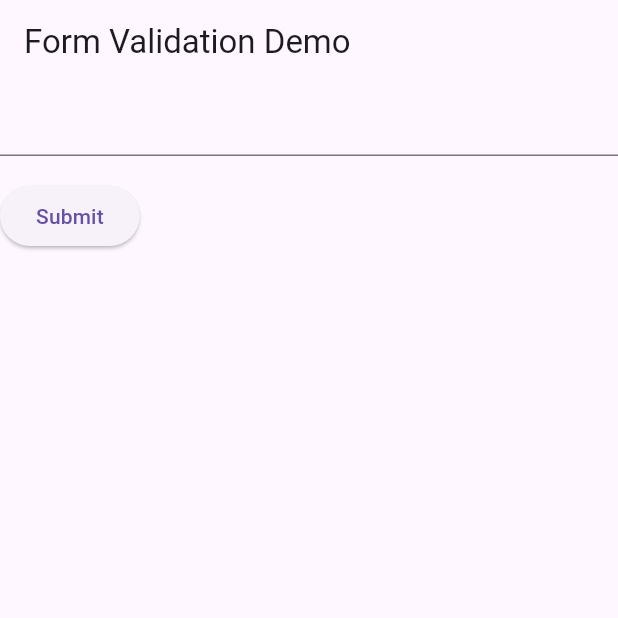
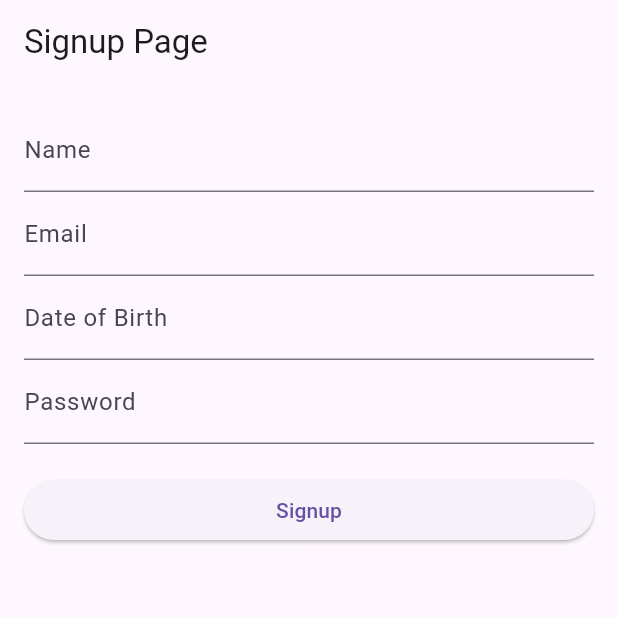
Before and after one commit to leyyenahsophie/signUpPage, a Flutter app: the screen it shows after launch, on a phone screen of 412 x 824 dp, the top half of it. Run offline on Flutter 3.47's test engine with Material 3 defaults, Android fonts, the phone set to English and light mode, and no system bars.

Commit message:
Makes signup page

```diff
--- a/lib/main.dart
+++ b/lib/main.dart
@@ -7,74 +7,165 @@ class MyApp extends StatelessWidget {
 
   @override
   Widget build(BuildContext context) {
-    const appTitle = 'Form Validation Demo';
+    return MaterialApp(
+      title: 'Signup Demo',
+      initialRoute: '/',
+      routes: {
+        '/': (context) => const SignupPage(),
+        '/home': (context) => const HomeScreen(),
+      },
+    );
+  }
+}
 
-    return MaterialApp(
-      title: appTitle,
-      home: Scaffold(
-        appBar: AppBar(
-          title: const Text(appTitle),
+class SignupPage extends StatefulWidget {
+  const SignupPage({super.key});
+
+  @override
+  SignupPageState createState() => SignupPageState();
+}
+
+class SignupPageState extends State<SignupPage> {
+  final _formKey = GlobalKey<FormState>();
+
+  final TextEditingController _dobController = TextEditingController();
+  String _name = '';
+  String _email = '';
+  String _dob = '';
+  String _password = '';
+
+  @override
+  void dispose() {
+    _dobController.dispose();
+    super.dispose();
+  }
+
+  Future<void> _selectDate(BuildContext context) async {
+    final DateTime? picked = await showDatePicker(
+      context: context,
+      initialDate: DateTime(2000, 1, 1),
+      firstDate: DateTime(1900),
+      lastDate: DateTime.now(),
+    );
+    if (picked != null) {
+      setState(() {
+        _dob =
+            "${picked.year}-${picked.month.toString().padLeft(2, '0')}-${picked.day.toString().padLeft(2, '0')}";
+        _dobController.text = _dob;
+      });
+    }
+  }
+
+  String? _validateEmail(String? value) {
+    if (value == null || value.isEmpty) return 'Please enter your email';
+    final RegExp emailRegex = RegExp(r'^[\w-\.]+@([\w-]+\.)+[\w]{2,4}$');
+    if (!emailRegex.hasMatch(value)) return 'Enter a valid email address';
+    return null;
+  }
+
+  String? _validatePassword(String? value) {
+    if (value == null || value.isEmpty) return 'Please enter a password';
+    if (value.length < 8) return 'Password must be at least 8 characters long';
+    final RegExp letterRegex = RegExp(r'[A-Za-z]');
+    final RegExp numberRegex = RegExp(r'[0-9]');
+    if (!letterRegex.hasMatch(value) || !numberRegex.hasMatch(value)) {
+      return 'Password must contain both letters and numbers';
+    }
+    return null;
+  }
+
+  @override
+  Widget build(BuildContext context) {
+    return Scaffold(
+      appBar: AppBar(
+        title: const Text('Signup Page'),
+      ),
+      body: Padding(
+        padding: const EdgeInsets.all(16.0),
+        child: Form(
+          key: _formKey,
+          child: ListView(
+            children: [
+              TextFormField(
+                decoration: const InputDecoration(
+                  labelText: 'Name',
+                ),
+                validator: (value) {
+                  if (value == null || value.isEmpty) {
+                    return 'Please enter your name';
+                  }
+                  return null;
+                },
+                onSaved: (value) => _name = value!,
+              ),
+              TextFormField(
+                decoration: const InputDecoration(
+                  labelText: 'Email',
+                ),
+                keyboardType: TextInputType.emailAddress,
+                validator: _validateEmail,
+                onSaved: (value) => _email = value!,
+              ),
+              TextFormField(
+                controller: _dobController,
+                decoration: const InputDecoration(
+                  labelText: 'Date of Birth',
+                  hintText: 'YYYY-MM-DD',
+                ),
+                readOnly: true,
+                onTap: () => _selectDate(context),
+                validator: (value) {
+                  if (value == null || value.isEmpty) {
+                    return 'Please select your date of birth';
+                  }
+                  return null;
+                },
+              ),
+              TextFormField(
+                decoration: const InputDecoration(
+                  labelText: 'Password',
+                ),
+                obscureText: true,
+                validator: _validatePassword,
+                onSaved: (value) => _password = value!,
+              ),
+              const SizedBox(height: 20),
+              ElevatedButton(
+                onPressed: () {
+                  if (_formKey.currentState!.validate()) {
+                    _formKey.currentState!.save();
+                    ScaffoldMessenger.of(context).showSnackBar(
+                      const SnackBar(content: Text('Signup Successful')),
+                    );
+                    Future.delayed(const Duration(seconds: 1), () {
+                      Navigator.pushNamed(context, '/home');
+                    });
+                  }
+                },
+                child: const Text('Signup'),
+              ),
+            ],
+          ),
         ),
-        body: const MyCustomForm(),
       ),
     );
   }
 }
 
-// Create a Form widget.
-class MyCustomForm extends StatefulWidget {
-  const MyCustomForm({super.key});
-
-  @override
-  MyCustomFormState createState() {
-    return MyCustomFormState();
-  }
-}
-
-// Create a corresponding State class.
-// This class holds data related to the form.
-class MyCustomFormState extends State<MyCustomForm> {
-  // Create a global key that uniquely identifies the Form widget
-  // and allows validation of the form.
-  //
-  // Note: This is a GlobalKey<FormState>,
-  // not a GlobalKey<MyCustomFormState>.
-  final _formKey = GlobalKey<FormState>();
+class HomeScreen extends StatelessWidget {
+  const HomeScreen({super.key});
 
   @override
   Widget build(BuildContext context) {
-    // Build a Form widget using the _formKey created above.
-    return Form(
-      key: _formKey,
-      child: Column(
-        crossAxisAlignment: CrossAxisAlignment.start,
-        children: [
-          TextFormField(
-            // The validator receives the text that the user has entered.
-            validator: (value) {
-              if (value == null || value.isEmpty) {
-                return 'Please enter some text';
-              }
-              return null;
-            },
-          ),
-          Padding(
-            padding: const EdgeInsets.symmetric(vertical: 16),
-            child: ElevatedButton(
-              onPressed: () {
-                // Validate returns true if the form is valid, or false otherwise.
-                if (_formKey.currentState!.validate()) {
-                  // If the form is valid, display a snackbar. In the real world,
-                  // you'd often call a server or save the information in a database.
-                  ScaffoldMessenger.of(context).showSnackBar(
-                    const SnackBar(content: Text('Processing Data')),
-                  );
-                }
-              },
-              child: const Text('Submit'),
-            ),
-          ),
-        ],
+    return Scaffold(
+      appBar: AppBar(
+        title: const Text('Home Screen'),
+      ),
+      body: const Center(
+        child: Text(
+          'Welcome! You have successfully signed up.',
+          style: TextStyle(fontSize: 18),
+        ),
       ),
     );
   }
```
Also changed, not shown: pubspec.yaml (+4 -68 lines), pubspec.lock.
